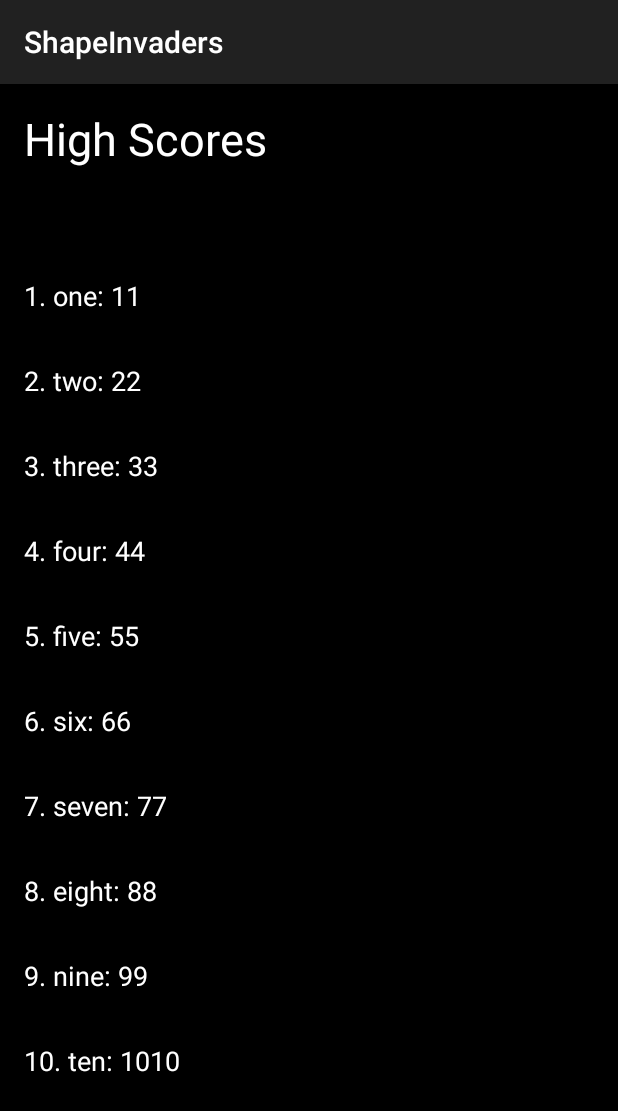
After one commit to conNULL/Shape_Invaders, an Android app: the HighScoresActivity screen opened directly, with no data from a screen before it, on a phone screen of 412 x 824 dp. The commit adds this screen. Shown: the top 1111 px of the screen. Run offline under Robolectric (Android 15) with nearby library versions, the phone set to English and light mode, and no system bars.

Commit message:
Adding end (lose) condition and high scores activity

```diff
--- a/app/src/main/AndroidManifest.xml
+++ b/app/src/main/AndroidManifest.xml
@@ -6,7 +6,7 @@
         android:allowBackup="true"
         android:icon="@mipmap/ic_launcher"
         android:label="@string/app_name"
-        android:theme="@style/AppTheme" >
+        android:theme="@style/AppTheme">
         <activity
             android:name=".MainActivity"
             android:label="@string/app_name"
@@ -26,6 +26,7 @@
                 android:name="android.support.PARENT_ACTIVITY"
                 android:value="com.android.connal.shapeinvaders.MainActivity" />
         </activity>
+        <activity android:name=".HighScoresActivity"></activity>
     </application>
 
 </manifest>
--- a/app/src/main/java/com/android/connal/shapeinvaders/GScreen.java
+++ b/app/src/main/java/com/android/connal/shapeinvaders/GScreen.java
@@ -22,7 +22,7 @@ public class GScreen extends SurfaceView {
 
     private Canvas c;
     private SurfaceHolder sh;
-    protected Player player;
+    private Player player;
     LinkedList lasers;
     private LinkedList enemies = new LinkedList();
     private boolean created = false;
@@ -74,6 +74,9 @@ public class GScreen extends SurfaceView {
         });
     }
 
+    public Player getPlayer(){
+        return player;
+    }
     public void moveRight(){
 
         if(player.getX() + player.getSpeed() + player.getWidth() < getWidth())
--- /dev/null
+++ b/app/src/main/java/com/android/connal/shapeinvaders/HighScoresActivity.java
@@ -0,0 +1,23 @@
+package com.android.connal.shapeinvaders;
+
+import android.support.v7.app.AppCompatActivity;
+import android.os.Bundle;
+import android.widget.TextView;
+
+public class HighScoresActivity extends AppCompatActivity {
+
+    final static int HIGH_SCORES_TO_SHOW = 10;
+    @Override
+    protected void onCreate(Bundle savedInstanceState) {
+        super.onCreate(savedInstanceState);
+        setContentView(R.layout.activity_high_scores);
+        String names = "one, two, three, four, five, six, seven, eight, nine, ten";
+        String scores = "11, 22, 33, 44, 55, 66, 77, 88, 99, 1010";
+        String[] nameArray = names.split(", ");
+        String[] scoreArray = scores.split(", ");
+        int[] views = {R.id.hs1, R.id.hs2, R.id.hs3, R.id.hs4, R.id.hs5, R.id.hs6, R.id.hs7, R.id.hs8, R.id.hs9, R.id.hs10};
+        for(int i = 0; i < HIGH_SCORES_TO_SHOW; i++){
+            ((TextView) findViewById(views[i])).setText(String.valueOf(i+1)+". "+nameArray[i]+": "+scoreArray[i]);
+        }
+    }
+}
--- a/app/src/main/java/com/android/connal/shapeinvaders/PlayGame.java
+++ b/app/src/main/java/com/android/connal/shapeinvaders/PlayGame.java
@@ -1,5 +1,6 @@
 package com.android.connal.shapeinvaders;
 
+import android.content.Intent;
 import android.graphics.Point;
 import android.support.v7.app.ActionBarActivity;
 import android.os.Bundle;
@@ -97,6 +98,7 @@ public class PlayGame extends ActionBarActivity{
                     move();
                     g.update();
                     g.checkCollisions();
+                    checkForGameOver();
                     runOnUiThread(new Runnable() {
                         @Override
                         public void run() {
@@ -117,6 +119,14 @@ public class PlayGame extends ActionBarActivity{
             }
         }).start();
 
+    }
+
+    public void checkForGameOver(){
+        if(g.getPlayer().isDead()){
+            System.out.print("deeeeeeed");
+            Intent intent = new Intent(this, HighScoresActivity.class);
+            startActivity(intent);
+        }
     }
 
     public void ss(View view){
@@ -143,11 +153,11 @@ public class PlayGame extends ActionBarActivity{
     }
     public void updateHealth(){
 
-        hbar.setText("Health: " + String.valueOf(g.player.getHealth()));
+        hbar.setText("Health: " + String.valueOf(g.getPlayer().getHealth()));
         }
 
     public void updateScore(){
-        sbar.setText("Score: " + String.valueOf(g.player.getScore()) + "  ");
+        sbar.setText("Score: " + String.valueOf(g.getPlayer().getScore()) + "  ");
     }
 
 
--- a/app/src/main/java/com/android/connal/shapeinvaders/Player.java
+++ b/app/src/main/java/com/android/connal/shapeinvaders/Player.java
@@ -32,22 +32,15 @@ public class Player extends Entity {
 
         if(health <= 0)
             return true;
-        else
-            return false;
-
+        return false;
     }
 
     public void hit(Laser z, LinkedList l, Player p){
 
         setHealth(this.health -  z.getPower());
         z.destroy(l, p);
-        if(health <= 0)
-            die();
     }
 
-    public void die(){
-        health = 100;
-    }
 
     public void shoot(LinkedList l, GScreen g){
 
--- /dev/null
+++ b/app/src/main/res/layout/activity_high_scores.xml
@@ -0,0 +1,94 @@
+<?xml version="1.0" encoding="utf-8"?>
+<LinearLayout xmlns:android="http://schemas.android.com/apk/res/android"
+    xmlns:tools="http://schemas.android.com/tools"
+    android:layout_width="match_parent"
+    android:layout_height="match_parent"
+    android:paddingBottom="@dimen/activity_vertical_margin"
+    android:paddingLeft="@dimen/activity_horizontal_margin"
+    android:paddingRight="@dimen/activity_horizontal_margin"
+    android:paddingTop="@dimen/activity_vertical_margin"
+    android:orientation="vertical"
+    android:background="#000000"
+    tools:context="com.android.connal.shapeinvaders.HighScoresActivity">
+    <TextView
+        android:layout_width="match_parent"
+        android:layout_height="0dp"
+        android:layout_weight="2"
+        android:text="High Scores"
+        android:textSize="30sp"
+        android:textColor="#FFFFFF"/>
+    <TextView
+        android:layout_width="match_parent"
+        android:layout_height="0dp"
+        android:layout_weight="1"
+        android:id="@+id/hs1"
+        android:textSize="18sp"
+        android:textColor="#FFFFFF"/>
+    <TextView
+        android:layout_width="match_parent"
+        android:layout_height="0dp"
+        android:layout_weight="1"
+        android:id="@+id/hs2"
+        android:textSize="18sp"
+        android:textColor="#FFFFFF"/>
+    <TextView
+        android:layout_width="match_parent"
+        android:layout_height="0dp"
+        android:layout_weight="1"
+        android:id="@+id/hs3"
+        android:textSize="18sp"
+        android:textColor="#FFFFFF"/>
+    <TextView
+        android:layout_width="match_parent"
+        android:layout_height="0dp"
+        android:layout_weight="1"
+        android:id="@+id/hs4"
+        android:textSize="18sp"
+        android:textColor="#FFFFFF"/>
+    <TextView
+        android:layout_width="match_parent"
+        android:layout_height="0dp"
+        android:layout_weight="1"
+        android:id="@+id/hs5"
+        android:textSize="18sp"
+        android:textColor="#FFFFFF"/>
+    <TextView
+        android:layout_width="match_parent"
+        android:layout_height="0dp"
+        android:layout_weight="1"
+        android:id="@+id/hs6"
+        android:textSize="18sp"
+        android:textColor="#FFFFFF"/>
+    <TextView
+        android:layout_width="match_parent"
+        android:layout_height="0dp"
+        android:layout_weight="1"
+        android:id="@+id/hs7"
+        android:textSize="18sp"
+        android:textColor="#FFFFFF"/>
+    <TextView
+        android:layout_width="match_parent"
+        android:layout_height="0dp"
+        android:layout_weight="1"
+        android:id="@+id/hs8"
+        android:textSize="18sp"
+        android:textColor="#FFFFFF"/>
+    <TextView
+        android:layout_width="match_parent"
+        android:layout_height="0dp"
+        android:layout_weight="1"
+        android:id="@+id/hs9"
+        android:textSize="18sp"
+        android:textColor="#FFFFFF"/>
+    <TextView
+        android:layout_width="match_parent"
+        android:layout_height="0dp"
+        android:layout_weight="1"
+        android:id="@+id/hs10"
+        android:textSize="18sp"
+        android:textColor="#FFFFFF"/>
+    <TextView
+        android:layout_width="match_parent"
+        android:layout_height="0dp"
+        android:layout_weight="1"/>
+</LinearLayout>
--- a/app/src/main/res/values/strings.xml
+++ b/app/src/main/res/values/strings.xml
@@ -18,5 +18,5 @@
     <string name="title_activity_play_game">PlayGame</string>
     <string name="hbar">Health = 100</string>
     <string name="sbar">Score = 0</string>
-    <string name = "lbar">Lives = 0</string>
+    <string name="lbar">Lives = 0</string>
 </resources>
```
